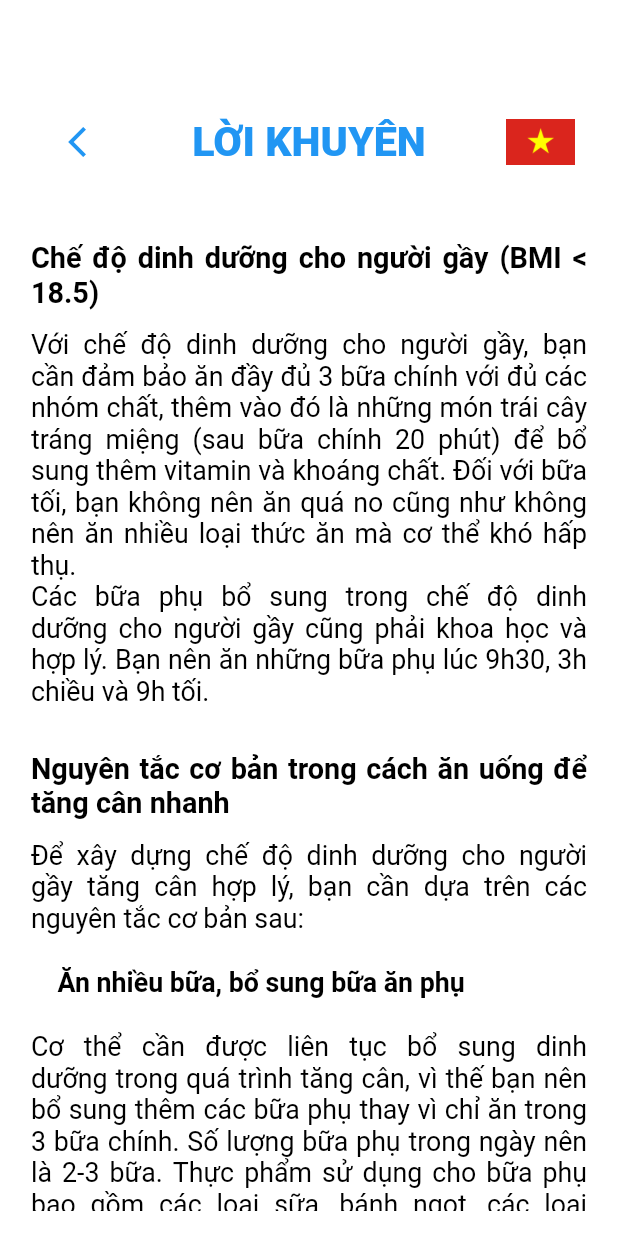
After one commit to lvminh97/BMI_App, a Flutter app: the RecommendScreen screen opened by its route, on a phone screen of 412 x 824 dp. The commit adds this screen. Run offline on Flutter 3.47's test engine with Material 2 defaults, Android fonts, the phone set to English and light mode, and no system bars; our stand-ins replace fluttertoast, sizer.

Commit message:
- Add Recommendation screen - Modify code about how to share parameters between screens
Signed-off-by: lvminh97 <lvminh97@gmail.com>

```diff
--- a/lib/controller/HomeController.dart
+++ b/lib/controller/HomeController.dart
@@ -1,5 +1,6 @@
 import 'package:bmi_app/utils.dart';
 import 'package:bmi_app/view/HomeScreen.dart';
+import 'package:bmi_app/view/ResultScreen.dart';
 import 'package:flutter/material.dart';
 
 class HomeController {
@@ -11,6 +12,10 @@ class HomeController {
   void init() {
     _state.heightTxtController = TextEditingController();
     _state.weightTxtController = TextEditingController();
+    if(_state.height > 0 && _state.weight > 0) {
+      _state.heightTxtController.text = _state.height.toStringAsFixed(_state.height.truncateToDouble() == _state.height ? 0 : 1);
+      _state.weightTxtController.text = _state.weight.toStringAsFixed(_state.weight.truncateToDouble() == _state.weight ? 0 : 1);
+    }
   }
 
   void getResult() {
@@ -20,13 +25,15 @@ class HomeController {
     }
     double height = double.parse(_state.heightTxtController.text);
     double weight = double.parse(_state.weightTxtController.text);
-    double bmi = weight / height / height * 10000;
-    bmi = double.parse(bmi.toStringAsFixed(1));
-    Navigator.pushNamedAndRemoveUntil(_state.context, "/result", (route) => false, arguments: {
-      "height": height,
-      "weight": weight,
-      "bmi": bmi
-    });
+    if(height <= 0 || weight <= 0) {
+      Utils.showToast("Chiều cao và cân nặng phải là số dương", 0);
+      return;
+    }
+
+    HomeScreen.height = height;
+    HomeScreen.weight = weight;
+    ResultScreen.bmi = double.parse((weight / height / height * 10000).toStringAsFixed(1));
+    Navigator.pushNamedAndRemoveUntil(_state.context, "/result", (route) => false);
   }
 
 }
--- /dev/null
+++ b/lib/controller/RecommendController.dart
@@ -0,0 +1,250 @@
+// ignore_for_file: unused_field
+
+import 'package:bmi_app/view/ResultScreen.dart';
+import 'package:bmi_app/view/widget/html/heading.dart';
+import 'package:bmi_app/view/widget/html/text.dart';
+import 'package:flutter/material.dart';
+import 'package:bmi_app/view/RecommendScreen.dart';
+
+class RecommendController {
+
+  late RecommendScreenState _state;
+
+  RecommendController(this._state);
+
+  List<List<Widget>> recommendationContent = [
+    [
+      HtmlHeading(text: "Chế độ dinh dưỡng cho người gầy (BMI < 18.5)", level: 6),
+      HtmlText(text:
+        """
+    Với chế độ dinh dưỡng cho người gầy, bạn cần đảm bảo ăn đầy đủ 3 bữa chính với đủ các nhóm chất, thêm vào đó là những món trái cây tráng miệng (sau bữa chính 20 phút) để bổ sung thêm vitamin và khoáng chất. Đối với bữa tối, bạn không nên ăn quá no cũng như không nên ăn nhiều loại thức ăn mà cơ thể khó hấp thụ.
+    Các bữa phụ bổ sung trong chế độ dinh dưỡng cho người gầy cũng phải khoa học và hợp lý. Bạn nên ăn những bữa phụ lúc 9h30, 3h chiều và 9h tối.
+        """
+      ),
+      HtmlHeading(text: "Nguyên tắc cơ bản trong cách ăn uống để tăng cân nhanh ", level: 6),
+      HtmlText(text:
+      """
+    Để xây dựng chế độ dinh dưỡng cho người gầy tăng cân hợp lý, bạn cần dựa trên các nguyên tắc cơ bản sau:
+      """
+      ),
+      HtmlText(text:
+      """
+    Ăn nhiều bữa, bổ sung bữa ăn phụ
+      """,
+        fontWeight: FontWeight.bold,
+      ),
+      HtmlText(text:
+      """
+    Cơ thể cần được liên tục bổ sung dinh dưỡng trong quá trình tăng cân, vì thế bạn nên bổ sung thêm các bữa phụ thay vì chỉ ăn trong 3 bữa chính. Số lượng bữa phụ trong ngày nên là 2-3 bữa. Thực phẩm sử dụng cho bữa phụ bao gồm các loại sữa, bánh ngọt, các loại hạt...
+      """
+      ),
+      HtmlText(text:
+      """
+    Kết hợp tập luyện
+      """,
+        fontWeight: FontWeight.bold
+      ),
+      HtmlText(text:
+      """
+    Bổ sung dinh dưỡng, tăng cường các loại thực phẩm tốt phải được kết hợp song song với một chế độ sinh hoạt lành mạnh, khoa học, chế độ tập luyện điều độ. Tập luyện giúp cho cơ thể hấp thu dinh dưỡng hiệu quả hơn đồng thời cải thiện vóc dáng, giúp bạn tăng cân an toàn. Tuy nhiên, bạn chỉ nên lựa chọn các bài tập luyện phù hợp, không nên luyện tập quá sức
+      """
+      ),
+      HtmlHeading(text: "Một số thực phẩm giàu năng lượng có thể giúp bạn tăng cân bao gồm:", level: 6),
+      HtmlText(text:
+      """
+    •	Các loại hạt (hạnh nhân, quả óc chó, hạt mắc ca và đậu phộng).
+    •	Trái cây sấy khô (nho khô, chà là, mận khô và các loại khác).
+    •	Sữa giàu chất béo (sữa nguyên chất, sữa chua nguyên kem, phô mai và kem).
+    •	Chất béo và dầu (dầu ô liu nguyên chất, dầu bơ).
+    •	Ngũ cốc (yến mạch, gạo lứt).
+    •	Thịt (thịt gà, thịt bò, thịt lợn và thịt cừu; bạn cũng có thể chọn những miếng thịt béo hơn).
+    •	Củ (khoai tây, khoai lang và khoai mỡ) và các loại thực phẩm giàu năng lượng khác (sô cô la đen, bơ, bơ đậu phộng, nước cốt dừa)...
+      """
+      ),
+      HtmlHeading(text: "Bí quyết trong chế độ dinh dưỡng cho người gầy giúp tăng cân thành công", level: 6),
+      HtmlText(text:
+      """
+    Bí quyết quan trọng trong chế độ dinh dưỡng cho người gầy tăng cân nhanh là hãy luôn bổ sung sữa vào khẩu phần ăn.
+    Bổ sung vào khẩu phần của mình những loại trái cây tốt cho sức khỏe như: bơ, chuối, cam,...
+    Với chế độ dinh dưỡng cho người gầy thì ăn 2 chén cơm mỗi bữa là đủ. Tùy theo sức ăn mà có thể gia tăng thêm. Tuy nhiên bạn nên bỏ qua suy nghĩ ăn cơm thật nhiều để mau lên cân. Việc ăn quá nhiều cơm chỉ khiến bạn “mập mỡ”, tốt nhất vẫn là 2 - 3 chén/ khẩu phần ăn.
+    Thay đổi món ăn thường xuyên mỗi ngày để không bị “ngán” và tạo động lực ăn uống nhằm tăng cân hiệu quả. Khuyến khích ăn thêm bữa phụ mỗi ngày.
+      """
+      ),
+      HtmlHeading(text: "7 Thực đơn dinh dưỡng cho người gầy tăng cân trong 1 tuần", level: 6),
+      HtmlHeading(text: "Ngày 1", level: 7),
+      HtmlText(text:
+      """
+    •	Bữa sáng: 1 tô phở, 1 quả trứng và 1 ly sữa, trái cây.
+    •	Bữa phụ: 1 phần ngũ cốc.
+    •	Bữa trưa: 2 chén cơm, canh rau ngót thịt xay, 100g thịt bò xào ớt chuông, trái cây.
+    •	Bữa phụ: 1 đĩa trái cây.
+    •	Bữa tối: 2 chén cơm, canh xương hầm rau củ, thịt heo xào đậu que, nước ép trái cây.
+    •	Bữa phụ: 1 tô miến nhỏ, dĩa trái cây.
+      """
+      ),
+      HtmlHeading(text: "Ngày 2", level: 7),
+      HtmlText(text:
+      """
+    •	Bữa sáng: 1 dĩa bánh cuốn hoặc 1 dĩa pancake tráng mỏng cuộn thịt, 1 ly sữa, trái cây.
+    •	Bữa phụ: 1 phần sinh tố, bánh ngọt.
+    •	Bữa trưa: 2 chén cơm, canh giò heo hầm, cá nục chiên, rau luộc hoặc xào, trái cây.
+    •	Bữa phụ: 1 phần súp.
+    •	Bữa tối: 2 chén cơm, canh cải ngọt nấu nấm, đậu hũ nhồi thịt, trái cây.
+    •	Bữa phụ: 1 tô bún nhỏ.
+      """
+      ),
+      HtmlHeading(text: "Ngày 3", level: 7),
+      HtmlText(text:
+      """
+    •	Bữa sáng: 1 tô bún hoặc 1 tô mỳ 1 ly sữa, trái cây.
+    •	Bữa phụ: 1 phần ngũ cốc.
+    •	Bữa trưa: 2 chén cơm, canh bí đỏ nấu tôm, thịt bò xào đầu rồng, trái cây.
+    •	Bữa phụ: 1 phần bánh mì ngọt, 1 ly sữa.
+    •	Bữa tối: 2 chén cơm, canh cua rau đay, đậu hũ dồn thịt chiên giòn, nước ép trái cây.
+    •	Bữa phụ: 1 tô miến nhỏ.
+      """
+      ),
+      HtmlHeading(text: "Ngày 4", level: 7),
+      HtmlText(text:
+      """
+    •	Bữa sáng: 1 dĩa bò bít tết, 1 quả trứng và 1 ly sữa.
+    •	Bữa phụ: 1 tô cháo, trái cây.
+    •	Bữa trưa: 2 chén cơm, canh khổ qua dồn thịt, cá hồi áp chảo bơ tỏi, trái cây.
+    •	Bữa phụ: 1 ly nước ép trái cây.
+    •	Bữa tối: 2 chén cơm, canh, 100g thịt bò, rau luộc, trái cây.
+    •	Bữa phụ: 1 phần súp.
+      """
+      ),
+      HtmlHeading(text: "Ngày 5", level: 7),
+      HtmlText(text:
+      """
+    •	Bữa sáng: 1 đĩa cơm sườn hoặc mì xào sườn nướng, 1 ly sữa, trái cây.
+    •	Bữa phụ: 1 phần ngũ cốc.
+    •	Bữa trưa: 2 chén cơm, canh mồng tơi nấu mướp, tôm sốt chua cay, trái cây.
+    •	Bữa phụ: bánh mì ngọt, 1 ly sữa.
+    •	Bữa tối: 2 chén cơm, canh chua cá hú, thịt heo viên áp chảo, nước ép trái cây.
+    •	Bữa phụ: bánh mì ngọt, trái cây.
+      """
+      ),
+      HtmlHeading(text: "Ngày 6", level: 7),
+      HtmlText(text:
+      """
+    •	Bữa sáng: 1 tô bún bò hoặc cá hồi nướng bơ tỏi ăn cùng bánh mì, 1 ly sữa, trái cây.
+    •	Bữa phụ: 1 ly sinh tố trái cây.
+    •	Bữa trưa: 2 chén cơm, thịt kho trứng, canh cải thảo nấu tôm, trái cây.
+    •	Bữa phụ: bánh mì ngọt, 1 ly sữa.
+    •	Bữa tối: 2 chén cơm, canh đậu hũ nấm, mực xào chua ngọt, nước ép trái cây.
+    •	Bữa phụ: bánh mì ngọt, trái cây.
+      """
+      ),
+      HtmlHeading(text: "Ngày 7", level: 7),
+      HtmlText(text:
+      """
+    •	Bữa sáng: 2 ổ bánh mì, 2 trứng ốp la, 1 ly sữa, trái cây.
+    •	Bữa phụ: 1 dĩa salad trộn rau củ.
+    •	Bữa trưa: 2 chén cơm, cá diêu hồng hấp hành, canh bí ngòi thịt xay, trái cây.
+    •	Bữa phụ: bánh mì ngọt, 1 ly sữa.
+    •	Bữa tối: 2 chén cơm, canh đậu hũ nấu với hẹ, thịt bò xào bông cải, nước ép trái cây.
+    •	Bữa phụ: bánh mì ngọt, trái cây.
+      """
+      ),
+    ],
+    [
+      HtmlHeading(text: "Lợi ích của việc duy trì chỉ số BMI khoẻ mạnh", level: 6),
+      HtmlText(text:
+      """
+    Tại sao nhiều người lại siêng năng tập luyện gym để có được và duy trì chỉ số BMI chuẩn một lý do hết sức thuyết phục mà chúng ta đều phải công nhận đó chính là khi đạt chỉ số BMI tốt bạn sẽ có được rất nhiều thứ. Một sức khỏe tuyệt vời sẽ giúp bạn tránh xa bệnh tật duy trì tuổi trẻ và đặc biệt bạn sẽ không phải tốn nhiều tiền mua thuốc để trị các bệnh vặt đâu nhé. Vì bạn đã có một BMI tuyệt vời rồi
+      """
+      ),
+      HtmlText(text:
+      """
+    •	Giảm nguy cơ mắc bệnh tim.
+    •	Giảm nguy cơ đột quỵ.
+    •	Giảm nguy cơ phát triển một số dạng ung thư.
+    •	Kiểm soát bệnh tiểu đường không phụ thuộc insulin.
+    •	Giảm căng thẳng lưng và khớp.
+    •	Tăng mức năng lượng.
+    •	Tối ưu hóa hệ thống miễn dịch.
+    •	Giảm nguy cơ loãng xương.
+    •	Giảm nguy cơ vô sinh.
+    •	Giảm nguy cơ thiếu máu.
+      """
+      ),
+      HtmlHeading(text: "Một số lời khuyên cho bạn để duy trì chỉ số BMI khoẻ mạnh", level: 6),
+      HtmlText(text:
+      """
+    •	Thực hiện ăn uống theo chế độ khoa học tốt cho sức khoẻ.
+    •	Hãy lựa chọn thực phẩm lành mạnh. Tránh thực phẩm có chứa đường, chất béo và lượng calo cao.
+    •	Ăn nhiều trái cây và rau quả.
+    •	Luyện tập hoạt động thể chất ít nhất 3 lần một tuần.
+    •	Bắt đầu những thói quen sinh hoạt tốt, chẳng hạn như uống nhiều nước, ngủ đủ giấc,… .
+    •	Hạn chế uống rượu bia, các chất chứa cồn và chất kích thích.
+    •	Theo dõi cân nặng chính xác của bản thân thường xuyên, tốt nhất là không nên mặc quần áo quá nhiều khi cân
+      """
+      )
+    ],
+    [
+      HtmlText(text:"Mình gợi ý cho bạn chế độ dinh dưỡng phù hợp với chỉ số BMI của bạn, bạn có thể tham khảo nhé!"),
+      HtmlHeading(text: "Chế độ dinh dưỡng phù hợp với người thừa cân- béo phì", level: 6),
+      HtmlText(text:
+      """
+    Người béo phì là do dư thừa năng lượng kéo dài qua chế độ ăn uống, khiến cơ thể tích lũy mỡ quá mức. Để giảm cân, giảm lượng mỡ thừa cần chế độ ăn uống và hoạt động thể lực hợp lý. Cụ thể, cần có chế độ ăn thấp năng lượng, cân đối, ít đường, đủ đạm, vitamin, nhiều rau quả. Từng bước giảm năng lượng trong từng khẩu phần ăn, mỗi tuần giảm khoảng 300 kcal từng ngày so với khẩu phần trước đó, cho đến khi đạt năng lượng tương ứng đến mức BMI. Chẳng hạn:
+      """
+      ),
+      HtmlText(text:
+      """
+    - BMI từ 25-29,9: Năng lượng đưa vào một ngày là 1.500 kcal.
+    - BMI từ 30-34,9: Năng lượng đưa vào một ngày là 1.200 kcal.
+    - BMI từ 35-39,9: Năng lượng đưa vào một ngày là 1.000 kcal.
+    - BMI ≥ 40: Năng lượng đưa vào một ngày là 800 kcal.
+      """
+      ),
+      HtmlText(text: "Lưu ý: Trong chế độ ăn cần cân chỉnh tỷ lệ năng lượng giữa các chất như sau: 15-16% protein, 12-13% lipid, 71-72% glucid. Do đó, bạn cần:"),
+      HtmlText(text:
+      """
+    - Hạn chế thức ăn béo, ngọt, không nên ăn da, mỡ động vật, nuớc luộc thịt, bánh, kẹo, chè kem..., nên ăn cá nhiều hơn thịt. Hạn chế sử dụng các thực phẩm chế biến sẵn như giò chả, xúc xích, gà rán...
+    - Tăng cường rau, trái cây ít ngọt và thực phẩm giàu chất xơ.
+    - Uống đủ nước 2-2,5 lít mỗi ngày, có thể bổ sung viên vitamin và khoáng chất.
+    - Trà xanh, bưởi, cam, gừng, tỏi, ớt ngọt nên đưa vào thực đơn giúp tăng cường đốt cháy chất béo trong cơ thể.
+    - Ăn chậm, nhai kỹ, ăn uống điều độ, không bỏ bữa sáng, không ăn tối sau 20h.
+    - Điều chỉnh chế độ sinh hoạt phù hợp, không thức khuya, dậy muộn.
+    - Tăng cường hoạt động thể lực, tập thể dục ít nhất 60 phút mỗi ngày, vận động nhằm mục đích tiêu hao năng lượng dự trữ dưới dạng mô mỡ, tăng khối cơ bắp và khối xương qua đó giảm các vùng lỏng lẻo của cơ thể, hạn chế khu vực phát triển của các tế bào mỡ.
+      """
+      ),
+      HtmlHeading(text: "Thực đơn gợi ý phù hợp nhu cầu năng lượng theo chỉ số BMI", level: 6),
+      HtmlText(text:
+      """
+    - BMI từ 25-29,9 ( Thừa cân):  Năng lượng đưa vào một ngày là 1.500 kcal.
+    - BMI từ 30-34,9 (béo phì độ 1): Năng lượng đưa vào một ngày là 1.200 kcal.
+    - BMI từ 35-39,9 (béo phì độ 2): Năng lượng đưa vào một ngày là 1.000 kcal.
+    - BMI ≥ 40 (béo phì độ 3- Nghiêm trọng): Năng lượng đưa vào một ngày là 800 kcal.
+      """
+      ),
+      HtmlHeading(text: "Để biết số cân nặng “nên có” của mình, bạn có thể dựa vào công thức tính cân nặng lý tưởng như sau:", level: 6),
+      HtmlText(text:
+      """
+Cân nặng lý tưởng = (chiều cao(cm) - 100)x0,9
+Ví dụ: Một người cao 1,5 m (150 cm), áp dụng vào công thức tính như sau:
+Cân nặng lý tưởng = (150 - 100 ) x 0,9 = 45 kg.
+      """
+      )
+    ]
+  ];
+
+  List<Widget> getRecommendation() {
+    double bmi = ResultScreen.bmi;
+    if(bmi < 18.5) {
+      return recommendationContent[0];
+    }
+    else if(bmi <= 24.9) {
+      return recommendationContent[1];
+    }
+    else if(bmi <= 29.9) {
+      return recommendationContent[2];
+    }
+    else {
+      return recommendationContent[2];
+    }
+  }
+
+}
--- a/lib/routes.dart
+++ b/lib/routes.dart
@@ -1,4 +1,5 @@
 import 'package:bmi_app/view/HomeScreen.dart';
+import 'package:bmi_app/view/RecommendScreen.dart';
 import 'package:bmi_app/view/ResultScreen.dart';
 import 'package:bmi_app/view/SplashScreen.dart';
 import 'package:flutter/material.dart';
@@ -7,7 +8,8 @@ class MyRoutes {
   static final Map<String, Widget Function(BuildContext)> _routes = {
     "/splash": (context) => const SplashScreen(),
     "/home": (context) => const HomeScreen(),
-    "/result": (context) => const ResultScreen()
+    "/result": (context) => const ResultScreen(),
+    "/recommend": (context) => const RecommendScreen(),
   };
   static const String _init = "/splash";
 
--- a/lib/view/HomeScreen.dart
+++ b/lib/view/HomeScreen.dart
@@ -1,4 +1,4 @@
-// ignore_for_file: file_names
+// ignore_for_file: file_names, no_logic_in_create_state
 
 import 'package:bmi_app/controller/HomeController.dart';
 import 'package:bmi_app/view/widget/MyButton.dart';
@@ -7,16 +7,22 @@ import 'package:flutter/material.dart';
 import 'package:sizer/sizer.dart';
 
 class HomeScreen extends StatefulWidget {
+
+  static double height = 0, weight = 0;
+
   const HomeScreen({super.key});
 
   @override
-  State<StatefulWidget> createState() => HomeScreenState();
+  State<StatefulWidget> createState() => HomeScreenState(height, weight);
 }
 
 class HomeScreenState extends State<HomeScreen> {
 
   late HomeController _controller;
   late TextEditingController heightTxtController, weightTxtController;
+  double height = 0, weight = 0;
+
+  HomeScreenState(this.height, this.weight);
 
   @override
   void initState() {
@@ -27,14 +33,14 @@ class HomeScreenState extends State<HomeScreen> {
 
   @override
   Widget build(BuildContext context) {
-    final args = ModalRoute.of(context)?.settings.arguments;
-    if(args != null) {
-      args as Map;
-      if(args.containsKey("height") && args.containsKey("weight")) {
-        heightTxtController.text = "${args["height"]}";
-        weightTxtController.text = "${args["weight"]}";
-      }
-  }
+    // final args = ModalRoute.of(context)?.settings.arguments;
+    // if(args != null) {
+    //   args as Map;
+    //   if(args.containsKey("height") && args.containsKey("weight")) {
+    //     heightTxtController.text = "${args["height"]}";
+    //     weightTxtController.text = "${args["weight"]}";
+    //   }
+    // }
     return WillPopScope(
       onWillPop: () async {
         return false;
--- /dev/null
+++ b/lib/view/RecommendScreen.dart
@@ -0,0 +1,116 @@
+// ignore_for_file: file_names
+
+import 'package:bmi_app/controller/RecommendController.dart';
+import 'package:bmi_app/view/widget/MyButton.dart';
+import 'package:flutter/material.dart';
+import 'package:sizer/sizer.dart';
+
+class RecommendScreen extends StatefulWidget {
+  const RecommendScreen({super.key});
+
+  @override
+  State<StatefulWidget> createState() => RecommendScreenState();
+}
+
+class RecommendScreenState extends State<RecommendScreen> {
+
+  late RecommendController _controller;
+
+  @override
+  void initState() {
+    _controller = RecommendController(this);
+    super.initState();
+  }
+
+  @override
+  Widget build(BuildContext context) {
+    return WillPopScope(
+      onWillPop: () async {
+        return false;
+      },
+      child: Scaffold(
+        body: DecoratedBox(
+          decoration: const BoxDecoration(
+            color: Colors.white
+          ),
+          child: Center(
+            child: Column(
+              children: [
+                SizedBox(
+                  height: (MediaQuery.of(context).viewInsets.bottom == 0) ? 7.5.h : 0
+                ),
+                SizedBox(
+                  width: 90.w,
+                  height: (MediaQuery.of(context).viewInsets.bottom == 0) ? 8.h : 0,
+                  child: Stack(
+                    children: [
+                      Container(
+                        alignment: Alignment.center,
+                        child: Text(
+                          "LỜI KHUYÊN",
+                          style: TextStyle(
+                            fontSize: 20.sp,
+                            fontWeight: FontWeight.w900,
+                            color: Colors.blue
+                          ),
+                        ),
+                      ),
+                      Positioned(
+                        right: 0,
+                        bottom: 0,
+                        width: 15.w,
+                        height: 8.h,
+                        child: MyButton(
+                          onPressed: () {},
+                          pressedStyle: TextButton.styleFrom(
+                            backgroundColor: Colors.blue.shade100
+                          ),
+                          child: const Image(
+                            image: AssetImage("assets/images/vietnam_flag.png"),
+                          ),
+                        ),
+                      ),
+                      Positioned(
+                        left: 0,
+                        bottom: 0,
+                        width: 15.w,
+                        height: 8.h,
+                        child: MyButton(
+                          onPressed: () {
+                            Navigator.pushNamedAndRemoveUntil(context, "/result", (route) => false);
+                          },
+                          pressedStyle: TextButton.styleFrom(
+                            backgroundColor: Colors.blue.shade100
+                          ),
+                          child: const Icon(
+                            Icons.arrow_back_ios_new,
+                            opticalSize: 10.0,
+                            color: Colors.blue
+                          ),
+                        ),
+                      )
+                    ],
+                  ),
+                ),
+                Flexible(
+                  child: Scrollbar(
+                    child: Container(
+                      margin: EdgeInsets.only(top: 3.h),
+                      padding: EdgeInsets.fromLTRB(4.w, 0, 4.w, 2.h),
+                      width: 98.w,
+                      child: SingleChildScrollView(
+                        child: Column(
+                          children: _controller.getRecommendation(),
+                        )
+                      ),
+                    ),
+                  ),
+                )
+              ],
+            )
+          )
+        ),
+      )
+    );
+  }
+}
--- a/lib/view/ResultScreen.dart
+++ b/lib/view/ResultScreen.dart
@@ -1,4 +1,4 @@
-// ignore_for_file: file_names
+// ignore_for_file: file_names, no_logic_in_create_state
 
 import 'package:bmi_app/controller/ResultController.dart';
 import 'package:bmi_app/view/widget/MyButton.dart';
@@ -6,6 +6,8 @@ import 'package:flutter/material.dart';
 import 'package:sizer/sizer.dart';
 
 class ResultScreen extends StatefulWidget {
+  static double bmi = 0;
+
   const ResultScreen({super.key});
 
   @override
@@ -15,9 +17,6 @@ class ResultScreen extends StatefulWidget {
 class ResultScreenState extends State<ResultScreen> {
 
   late ResultController _controller;
-  double _height = 0.0;
-  double _weight = 0.0;
-  double _bmi = 0.0;
 
   @override
   void initState() {
@@ -27,10 +26,6 @@ class ResultScreenState extends State<ResultScreen> {
 
   @override
   Widget build(BuildContext context) {
-    final args = ModalRoute.of(context)?.settings.arguments as Map;
-    _height = args["height"] ?? 0.0;
-    _weight = args["weight"] ?? 0.0;
-    _bmi = args["bmi"] ?? 0.0;
     return WillPopScope(
       onWillPop: () async {
         return false;
@@ -84,10 +79,7 @@ class ResultScreenState extends State<ResultScreen> {
                         height: 8.h,
                         child: MyButton(
                           onPressed: () {
-                            Navigator.pushNamedAndRemoveUntil(context, "/home", (route) => false, arguments: {
-                              "height": _height,
-                              "weight": _weight
-                            });
+                            Navigator.pushNamedAndRemoveUntil(context, "/home", (route) => false);
                           },
                           pressedStyle: TextButton.styleFrom(
                             backgroundColor: Colors.blue.shade100
@@ -105,7 +97,7 @@ class ResultScreenState extends State<ResultScreen> {
                 Container(
                   margin: EdgeInsets.only(top: 10.h),
                   child: Text(
-                    _bmi.toString(),
+                    ResultScreen.bmi.toString(),
                     style: TextStyle(
                       fontSize: 80.sp,
                       fontWeight: FontWeight.bold,
@@ -116,7 +108,7 @@ class ResultScreenState extends State<ResultScreen> {
                 Container(
                   margin: EdgeInsets.only(top: 2.h),
                   child: Text(
-                    _controller.getCategory(_bmi),
+                    _controller.getCategory(ResultScreen.bmi),
                     style: TextStyle(
                       fontSize: 20.sp,
                       fontWeight: FontWeight.bold,
@@ -129,7 +121,7 @@ class ResultScreenState extends State<ResultScreen> {
                   width: 90.w,
                   alignment: Alignment.center,
                   child: Text(
-                    _controller.getShortAdvice(_bmi),
+                    _controller.getShortAdvice(ResultScreen.bmi),
                     textAlign: TextAlign.center,
                     style: TextStyle(
                       fontSize: 16.sp,
@@ -144,7 +136,9 @@ class ResultScreenState extends State<ResultScreen> {
                   ),
                   width: 85.w,
                   child: MyButton(
-                    onPressed: (){},
+                    onPressed: () {
+                      Navigator.pushNamedAndRemoveUntil(context, "/recommend", (route) => false);
+                    },
                     style: TextButton.styleFrom(
                       padding: EdgeInsets.only(left: 8.w, top: 2.h, right: 8.w, bottom: 2.h),
                       backgroundColor: Colors.blue
--- /dev/null
+++ b/lib/view/widget/html/heading.dart
@@ -0,0 +1,30 @@
+import 'package:flutter/material.dart';
+import 'package:sizer/sizer.dart';
+
+class HtmlHeading extends StatelessWidget {
+
+  final List<double> __fontSize = [0, 30.sp, 26.sp, 24.sp, 20.sp, 16.sp, 14.sp, 13.sp];
+
+  String text = "";
+  int level = 1;
+
+  HtmlHeading({super.key, required this.text, this.level = 1});
+
+  @override
+  Widget build(BuildContext context) {
+    return Container(
+      margin: EdgeInsets.only(top: 1.h, bottom: 1.5.h),
+      alignment: Alignment.centerLeft,
+      child: Text(
+        text,
+        textAlign: TextAlign.justify,
+        style: TextStyle(
+          fontSize: __fontSize[level],
+          fontWeight: FontWeight.bold,
+          color: Colors.black
+        ),
+      ),
+    );
+  }
+
+}
--- /dev/null
+++ b/lib/view/widget/html/text.dart
@@ -0,0 +1,29 @@
+import 'package:flutter/material.dart';
+import 'package:sizer/sizer.dart';
+
+class HtmlText extends StatelessWidget {
+
+  String text = "";
+  FontWeight fontWeight = FontWeight.normal;
+
+
+  HtmlText({super.key, required this.text, this.fontWeight = FontWeight.normal});
+
+  @override
+  Widget build(BuildContext context) {
+    return Container(
+      margin: EdgeInsets.only(bottom: 0.1.h),
+      alignment: Alignment.centerLeft,
+      child: Text(
+        text,
+        textAlign: TextAlign.justify,
+        style: TextStyle(
+          fontSize: 13.sp,
+          fontWeight: fontWeight,
+          color: Colors.black
+        ),
+      ),
+    );
+  }
+
+}
```
